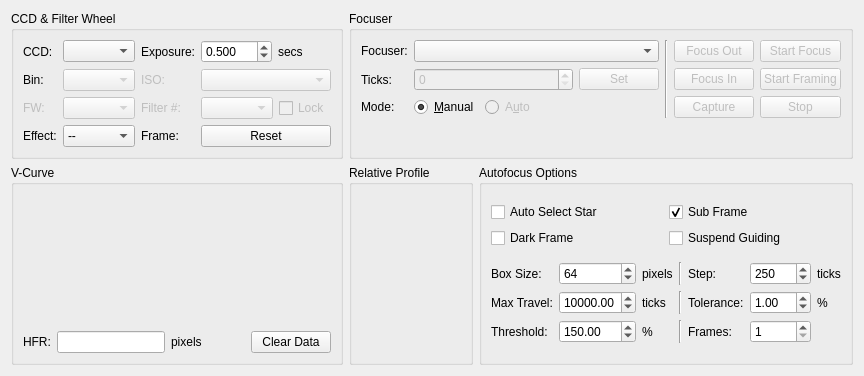
KDE/kstars, file kstars/ekos/focus.ui: the form before one commit.
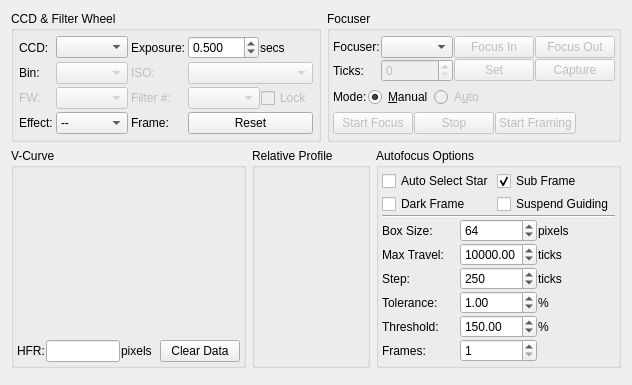
The form after the commit. Custom widgets are drawn as their Qt base class.

Commit message: Re-order groups to make it more compact

What changed in the file:
```diff
--- a/kstars/ekos/focus.ui
+++ b/kstars/ekos/focus.ui
@@ -6,19 +6,38 @@
    <rect>
     <x>0</x>
     <y>0</y>
-    <width>812</width>
-    <height>374</height>
+    <width>615</width>
+    <height>385</height>
    </rect>
   </property>
   <layout class="QVBoxLayout" name="verticalLayout_5">
    <item>
-    <layout class="QGridLayout" name="gridLayout_5">
-     <item row="0" column="0">
+    <layout class="QHBoxLayout" name="horizontalLayout_13">
+     <item>
+      <layout class="QVBoxLayout" name="verticalLayout_7">
+       <item>
+        <layout class="QHBoxLayout" name="horizontalLayout_12">
+         <item>
       <widget class="QGroupBox" name="ccdGroup">
        <property name="title">
         <string>CCD &amp;&amp; Filter Wheel</string>
        </property>
        <layout class="QGridLayout" name="gridLayout_4">
+            <property name="leftMargin">
+             <number>5</number>
+            </property>
+            <property name="topMargin">
+             <number>5</number>
+            </property>
+            <property name="rightMargin">
+             <number>5</number>
+            </property>
+            <property name="bottomMargin">
+             <number>5</number>
+            </property>
+            <property name="spacing">
+             <number>3</number>
+            </property>
         <item row="2" column="1">
          <widget class="QComboBox" name="FilterCaptureCombo">
           <property name="enabled">
@@ -44,6 +63,9 @@
         </item>
         <item row="2" column="3">
          <layout class="QHBoxLayout" name="horizontalLayout_10">
+              <property name="spacing">
+               <number>1</number>
+              </property>
           <item>
            <widget class="QComboBox" name="FilterPosCombo">
             <property name="enabled">
@@ -121,6 +143,9 @@
         </item>
         <item row="0" column="3">
          <layout class="QHBoxLayout" name="horizontalLayout_3">
+              <property name="spacing">
+               <number>1</number>
+              </property>
           <item>
            <widget class="QDoubleSpinBox" name="exposureIN">
             <property name="decimals">
@@ -206,32 +231,37 @@
        </layout>
       </widget>
      </item>
-     <item row="0" column="1" colspan="2">
+         <item>
       <widget class="QGroupBox" name="controlGroup">
        <property name="title">
         <string>Focuser</string>
        </property>
        <layout class="QVBoxLayout" name="verticalLayout">
+            <property name="spacing">
+             <number>3</number>
+            </property>
+            <property name="leftMargin">
+             <number>3</number>
+            </property>
+            <property name="topMargin">
+             <number>3</number>
+            </property>
+            <property name="rightMargin">
+             <number>3</number>
+            </property>
+            <property name="bottomMargin">
+             <number>3</number>
+            </property>
         <item>
-         <layout class="QHBoxLayout" name="horizontalLayout">
+             <layout class="QHBoxLayout" name="horizontalLayout_5">
+              <property name="spacing">
+               <number>1</number>
+              </property>
           <item>
            <layout class="QGridLayout" name="gridLayout_3">
-            <item row="1" column="1">
-             <widget class="QSpinBox" name="absTicksSpin">
-              <property name="enabled">
-               <bool>false</bool>
-              </property>
-              <property name="sizePolicy">
-               <sizepolicy hsizetype="MinimumExpanding" vsizetype="Fixed">
-                <horstretch>0</horstretch>
-                <verstretch>0</verstretch>
-               </sizepolicy>
-              </property>
-             </widget>
-            </item>
-            <item row="0" column="1" colspan="2">
-             <widget class="QComboBox" name="focuserCombo"/>
-            </item>
+                <property name="spacing">
+                 <number>1</number>
+                </property>
             <item row="0" column="0">
              <widget class="QLabel" name="label_14">
               <property name="text">
@@ -239,6 +269,29 @@
               </property>
              </widget>
             </item>
+                <item row="0" column="1">
+                 <widget class="QComboBox" name="focuserCombo"/>
+                </item>
+                <item row="0" column="2">
+                 <widget class="QPushButton" name="focusInB">
+                  <property name="enabled">
+                   <bool>false</bool>
+                  </property>
+                  <property name="text">
+                   <string>Focus In</string>
+                  </property>
+                 </widget>
+                </item>
+                <item row="0" column="3">
+                 <widget class="QPushButton" name="focusOutB">
+                  <property name="enabled">
+                   <bool>false</bool>
+                  </property>
+                  <property name="text">
+                   <string>Focus Out</string>
+                  </property>
+                 </widget>
+                </item>
             <item row="1" column="0">
              <widget class="QLabel" name="label_16">
               <property name="text">
@@ -246,8 +299,68 @@
               </property>
              </widget>
             </item>
-            <item row="2" column="1" colspan="2">
+                <item row="1" column="1">
+                 <widget class="QSpinBox" name="absTicksSpin">
+                  <property name="enabled">
+                   <bool>false</bool>
+                  </property>
+                  <property name="sizePolicy">
+                   <sizepolicy hsizetype="MinimumExpanding" vsizetype="Fixed">
+                    <horstretch>0</horstretch>
+                    <verstretch>0</verstretch>
+                   </sizepolicy>
+                  </property>
+                 </widget>
+                </item>
+                <item row="1" column="2">
+                 <widget class="QPushButton" name="setAbsTicksB">
+                  <property name="enabled">
+                   <bool>false</bool>
+                  </property>
+                  <property name="text">
+                   <string>Set</string>
+                  </property>
+                 </widget>
+                </item>
+                <item row="1" column="3">
+                 <widget class="QPushButton" name="captureB">
+                  <property name="enabled">
+                   <bool>false</bool>
+                  </property>
+                  <property name="text">
+                   <string>Capture</string>
+                  </property>
+                 </widget>
+                </item>
+               </layout>
+              </item>
+              <item>
+               <spacer name="horizontalSpacer_4">
+                <property name="orientation">
+                 <enum>Qt::Horizontal</enum>
+                </property>
+                <property name="sizeHint" stdset="0">
+                 <size>
+                  <width>40</width>
+                  <height>20</height>
+                 </size>
+                </property>
+               </spacer>
+              </item>
+             </layout>
+            </item>
+            <item>
              <layout class="QHBoxLayout" name="horizontalLayout_2">
+              <property name="spacing">
+               <number>1</number>
+              </property>
+              <item>
+               <widget class="QLabel" name="label_15">
+                <property name="text">
+                 <string>Mode:</string>
+                </property>
+               </widget>
+              </item>
               <item>
                <widget class="QRadioButton" name="manualModeR">
                 <property name="text">
@@ -283,45 +396,12 @@
               </item>
              </layout>
             </item>
-            <item row="2" column="0">
-             <widget class="QLabel" name="label_15">
-              <property name="text">
-               <string>Mode:</string>
-              </property>
-             </widget>
-            </item>
-            <item row="1" column="2">
-             <widget class="QPushButton" name="setAbsTicksB">
-              <property name="enabled">
-               <bool>false</bool>
-              </property>
-              <property name="text">
-               <string>Set</string>
-              </property>
-             </widget>
-            </item>
-           </layout>
-          </item>
           <item>
-           <widget class="Line" name="line">
-            <property name="orientation">
-             <enum>Qt::Vertical</enum>
-            </property>
-           </widget>
-          </item>
+             <layout class="QHBoxLayout" name="horizontalLayout_6">
+              <property name="spacing">
+               <number>1</number>
+              </property>
           <item>
-           <layout class="QGridLayout" name="gridLayout_2">
-            <item row="0" column="0">
-             <widget class="QPushButton" name="focusOutB">
-              <property name="enabled">
-               <bool>false</bool>
-              </property>
-              <property name="text">
-               <string>Focus Out</string>
-              </property>
-             </widget>
-            </item>
-            <item row="0" column="1">
              <widget class="QPushButton" name="startFocusB">
               <property name="enabled">
                <bool>false</bool>
@@ -331,37 +411,7 @@
               </property>
              </widget>
             </item>
-            <item row="1" column="0">
-             <widget class="QPushButton" name="focusInB">
-              <property name="enabled">
-               <bool>false</bool>
-              </property>
-              <property name="text">
-               <string>Focus In</string>
-              </property>
-             </widget>
-            </item>
-            <item row="1" column="1">
-             <widget class="QPushButton" name="startLoopB">
-              <property name="enabled">
-               <bool>false</bool>
-              </property>
-              <property name="text">
-               <string>Start Framing</string>
-              </property>
-             </widget>
-            </item>
-            <item row="2" column="0">
-             <widget class="QPushButton" name="captureB">
-              <property name="enabled">
-               <bool>false</bool>
-              </property>
-              <property name="text">
-               <string>Capture</string>
-              </property>
-             </widget>
-            </item>
-            <item row="2" column="1">
+              <item>
              <widget class="QPushButton" name="stopFocusB">
               <property name="enabled">
                <bool>false</bool>
@@ -371,27 +421,47 @@
               </property>
              </widget>
             </item>
-           </layout>
-          </item>
-         </layout>
-        </item>
+              <item>
+               <widget class="QPushButton" name="startLoopB">
+                <property name="enabled">
+                 <bool>false</bool>
+                </property>
+                <property name="text">
+                 <string>Start Framing</string>
+                </property>
+               </widget>
+              </item>
         <item>
-         <spacer name="verticalSpacer_2">
+               <spacer name="horizontalSpacer_3">
           <property name="orientation">
-           <enum>Qt::Vertical</enum>
+                 <enum>Qt::Horizontal</enum>
           </property>
           <property name="sizeHint" stdset="0">
            <size>
-            <width>20</width>
-            <height>40</height>
+                  <width>40</width>
+                  <height>20</height>
            </size>
           </property>
          </spacer>
         </item>
        </layout>
-      </widget>
-     </item>
-     <item row="1" column="0">
+            </item>
+           </layout>
+           <zorder>focusInB</zorder>
+           <zorder>focusOutB</zorder>
+           <zorder>label_15</zorder>
+           <zorder>focusInB</zorder>
+           <zorder>focusOutB</zorder>
+           <zorder>captureB</zorder>
+           <zorder>horizontalSpacer_3</zorder>
+           <zorder>horizontalSpacer_4</zorder>
+          </widget>
+         </item>
+        </layout>
+       </item>
+       <item>
+        <layout class="QHBoxLayout" name="horizontalLayout" stretch="2,1,0">
+         <item>
       <widget class="QGroupBox" name="groupBox_4">
        <property name="sizePolicy">
         <sizepolicy hsizetype="Expanding" vsizetype="MinimumExpanding">
@@ -409,6 +479,21 @@
         <string>V-Curve</string>
        </property>
        <layout class="QVBoxLayout" name="verticalLayout_2">
+            <property name="spacing">
+             <number>1</number>
+            </property>
+            <property name="leftMargin">
+             <number>3</number>
+            </property>
+            <property name="topMargin">
+             <number>3</number>
+            </property>
+            <property name="rightMargin">
+             <number>3</number>
+            </property>
+            <property name="bottomMargin">
+             <number>3</number>
+            </property>
         <item>
          <widget class="QCustomPlot" name="HFRPlot" native="true">
           <property name="sizePolicy">
@@ -427,6 +512,9 @@
         </item>
         <item>
          <layout class="QHBoxLayout" name="horizontalLayout_4">
+              <property name="spacing">
+               <number>1</number>
+              </property>
           <item>
            <widget class="QLabel" name="label_2">
             <property name="text">
@@ -476,7 +564,7 @@
        </layout>
       </widget>
      </item>
-     <item row="1" column="1">
+         <item>
       <widget class="QGroupBox" name="profileGroup">
        <property name="sizePolicy">
         <sizepolicy hsizetype="MinimumExpanding" vsizetype="Preferred">
@@ -488,6 +576,21 @@
         <string>Relative Profile</string>
        </property>
        <layout class="QVBoxLayout" name="verticalLayout_6">
+            <property name="spacing">
+             <number>1</number>
+            </property>
+            <property name="leftMargin">
+             <number>3</number>
+            </property>
+            <property name="topMargin">
+             <number>3</number>
+            </property>
+            <property name="rightMargin">
+             <number>3</number>
+            </property>
+            <property name="bottomMargin">
+             <number>3</number>
+            </property>
         <item>
          <widget class="QCustomPlot" name="profilePlot" native="true">
           <property name="sizePolicy">
@@ -513,17 +616,33 @@
        </layout>
       </widget>
      </item>
-     <item row="1" column="2">
+         <item>
       <widget class="QGroupBox" name="groupBox_2">
        <property name="title">
         <string>Autofocus Options</string>
        </property>
-       <layout class="QVBoxLayout" name="verticalLayout_4">
-        <item>
          <layout class="QVBoxLayout" name="verticalLayout_3">
+            <property name="spacing">
+             <number>1</number>
+            </property>
+            <property name="leftMargin">
+             <number>3</number>
+            </property>
+            <property name="topMargin">
+             <number>3</number>
+            </property>
+            <property name="rightMargin">
+             <number>3</number>
+            </property>
+            <property name="bottomMargin">
+             <number>3</number>
+            </property>
           <item>
-           <layout class="QHBoxLayout" name="horizontalLayout_8">
-            <item>
+             <layout class="QGridLayout" name="gridLayout_2">
+              <property name="spacing">
+               <number>3</number>
+              </property>
+              <item row="0" column="0">
              <widget class="QCheckBox" name="kcfg_autoSelectStar">
               <property name="toolTip">
                <string>Automatically select the best focus star from the image</string>
@@ -533,7 +652,7 @@
               </property>
              </widget>
             </item>
-            <item>
+              <item row="0" column="1">
              <widget class="QCheckBox" name="kcfg_subFrame">
               <property name="toolTip">
                <string>Subframe around the focus star during the autofocus procedure</string>
@@ -546,11 +665,7 @@
               </property>
              </widget>
             </item>
-           </layout>
-          </item>
-          <item>
-           <layout class="QHBoxLayout" name="horizontalLayout_7">
-            <item>
+              <item row="1" column="0">
              <widget class="QCheckBox" name="darkFrameCheck">
               <property name="toolTip">
                <string/>
@@ -560,7 +675,7 @@
               </property>
              </widget>
             </item>
-            <item>
+              <item row="1" column="1">
              <widget class="QCheckBox" name="suspendGuideCheck">
               <property name="toolTip">
                <string>Suspend Guiding while autofocus in progress</string>
@@ -572,30 +687,22 @@
             </item>
            </layout>
           </item>
-         </layout>
+            <item>
+             <widget class="Line" name="line">
+              <property name="orientation">
+               <enum>Qt::Horizontal</enum>
+              </property>
+             </widget>
         </item>
         <item>
          <layout class="QGridLayout" name="gridLayout">
-          <item row="0" column="3">
-           <widget class="Line" name="line_2">
-            <property name="orientation">
-             <enum>Qt::Vertical</enum>
-            </property>
-           </widget>
-          </item>
-          <item row="2" column="5">
-           <widget class="QDoubleSpinBox" name="toleranceIN">
-            <property name="minimum">
-             <double>0.010000000000000</double>
-            </property>
-            <property name="maximum">
-             <double>20.000000000000000</double>
-            </property>
-            <property name="singleStep">
-             <double>0.100000000000000</double>
-            </property>
-            <property name="value">
-             <double>1.000000000000000</double>
+              <item row="0" column="0">
+               <widget class="QLabel" name="label_10">
+                <property name="whatsThis">
+                 <string>Delay between two consequent focus images</string>
+                </property>
+                <property name="text">
+                 <string>Box Size:</string>
             </property>
            </widget>
           </item>
@@ -615,13 +722,6 @@
             </property>
            </widget>
           </item>
-          <item row="0" column="6">
-           <widget class="QLabel" name="label_3">
-            <property name="text">
-             <string>ticks</string>
-            </property>
-           </widget>
-          </item>
           <item row="0" column="2">
            <widget class="QLabel" name="label_11">
             <property name="text">
@@ -629,57 +729,7 @@
             </property>
            </widget>
           </item>
-          <item row="0" column="5">
-           <widget class="QSpinBox" name="stepIN">
-            <property name="minimum">
-             <number>1</number>
-            </property>
-            <property name="maximum">
-             <number>10000</number>
-            </property>
-            <property name="singleStep">
-             <number>10</number>
-            </property>
-            <property name="value">
-             <number>250</number>
-            </property>
-           </widget>
-          </item>
-          <item row="2" column="4">
-           <widget class="QLabel" name="label_4">
-            <property name="toolTip">
-             <string>Decrease value to narrow optimal focus point solution radius. Increase to expand solution radius</string>
-            </property>
-            <property name="text">
-             <string>Tolerance:</string>
-            </property>
-           </widget>
-          </item>
-          <item row="2" column="6">
-           <widget class="QLabel" name="label_5">
-            <property name="text">
-             <string>%</string>
-            </property>
-           </widget>
-          </item>
-          <item row="0" column="0">
-           <widget class="QLabel" name="label_10">
-            <property name="whatsThis">
-             <string>Delay between two consequent focus images</string>
-            </property>
-            <property name="text">
-             <string>Box Size:</string>
-            </property>
-           </widget>
-          </item>
-          <item row="2" column="2">
-           <widget class="QLabel" name="label_9">
-            <property name="text">
-             <string>ticks</string>
-            </property>
-           </widget>
-          </item>
-          <item row="2" column="0">
+              <item row="1" column="0">
            <widget class="QLabel" name="label_12">
             <property name="toolTip">
              <string>Maximum travel in ticks before the autofocus process aborts</string>
@@ -689,7 +739,7 @@
             </property>
            </widget>
           </item>
-          <item row="2" column="1">
+              <item row="1" column="1">
            <widget class="QDoubleSpinBox" name="maxTravelIN">
             <property name="minimum">
              <double>10.000000000000000</double>
@@ -705,7 +755,14 @@
             </property>
            </widget>
           </item>
-          <item row="0" column="4">
+              <item row="1" column="2">
+               <widget class="QLabel" name="label_9">
+                <property name="text">
+                 <string>ticks</string>
+                </property>
+               </widget>
+              </item>
+              <item row="2" column="0">
            <widget class="QLabel" name="label">
             <property name="toolTip">
              <string>&lt;b&gt;Initial&lt;/b&gt; step size in ticks to cause a noticeable change in HFR value. For timer based focuser, it is the initial time in milliseconds to move the focuser inward or outward</string>
@@ -718,14 +775,63 @@
             </property>
            </widget>
           </item>
-          <item row="2" column="3">
-           <widget class="Line" name="line_3">
-            <property name="orientation">
-             <enum>Qt::Vertical</enum>
+              <item row="2" column="1">
+               <widget class="QSpinBox" name="stepIN">
+                <property name="minimum">
+                 <number>1</number>
+                </property>
+                <property name="maximum">
+                 <number>10000</number>
+                </property>
+                <property name="singleStep">
+                 <number>10</number>
+                </property>
+                <property name="value">
+                 <number>250</number>
+                </property>
+               </widget>
+              </item>
+              <item row="2" column="2">
+               <widget class="QLabel" name="label_3">
+                <property name="text">
+                 <string>ticks</string>
             </property>
            </widget>
           </item>
           <item row="3" column="0">
+               <widget class="QLabel" name="label_4">
+                <property name="toolTip">
+                 <string>Decrease value to narrow optimal focus point solution radius. Increase to expand solution radius</string>
+                </property>
+                <property name="text">
+                 <string>Tolerance:</string>
+                </property>
+               </widget>
+              </item>
+              <item row="3" column="1">
+               <widget class="QDoubleSpinBox" name="toleranceIN">
+                <property name="minimum">
+                 <double>0.010000000000000</double>
+                </property>
+                <property name="maximum">
+                 <double>20.000000000000000</double>
+                </property>
+                <property name="singleStep">
+                 <double>0.100000000000000</double>
+                </property>
+                <property name="value">
+                 <double>1.000000000000000</double>
+                </property>
+               </widget>
+              </item>
+              <item row="3" column="2">
+               <widget class="QLabel" name="label_5">
+                <property name="text">
+                 <string>%</string>
+                </property>
+               </widget>
+              </item>
+              <item row="4" column="0">
            <widget class="QLabel" name="label_19">
             <property name="toolTip">
              <string>Increase to restrict the centroid to bright cores. Decrease to enclose fuzzy stars.</string>
@@ -735,7 +841,7 @@
             </property>
            </widget>
           </item>
-          <item row="3" column="1">
+              <item row="4" column="1">
            <widget class="QDoubleSpinBox" name="thresholdSpin">
             <property name="minimum">
              <double>90.000000000000000</double>
@@ -751,14 +857,14 @@
             </property>
            </widget>
           </item>
-          <item row="3" column="2">
+              <item row="4" column="2">
            <widget class="QLabel" name="label_20">
             <property name="text">
              <string>%</string>
             </property>
            </widget>
           </item>
-          <item row="3" column="4">
+              <item row="5" column="0">
            <widget class="QLabel" name="label_21">
             <property name="toolTip">
              <string>Number of frames to average</string>
@@ -768,14 +874,7 @@
             </property>
            </widget>
           </item>
-          <item row="3" column="3">
-           <widget class="Line" name="line_4">
-            <property name="orientation">
-             <enum>Qt::Vertical</enum>
-            </property>
-           </widget>
-          </item>
-          <item row="3" column="5">
+              <item row="5" column="1">
            <widget class="QSpinBox" name="focusFramesSpin">
             <property name="minimum">
              <number>1</number>
@@ -792,6 +891,23 @@
      </item>
     </layout>
    </item>
+      </layout>
+     </item>
+     <item>
+      <spacer name="horizontalSpacer_5">
+       <property name="orientation">
+        <enum>Qt::Horizontal</enum>
+       </property>
+       <property name="sizeHint" stdset="0">
+        <size>
+         <width>40</width>
+         <height>20</height>
+        </size>
+       </property>
+      </spacer>
+     </item>
+    </layout>
+   </item>
    <item>
     <spacer name="verticalSpacer">
      <property name="orientation">
```
Left out of the diff: 4 changed lines with no effect on the pictures. Lines whose indentation alone changed are shown as unchanged.
